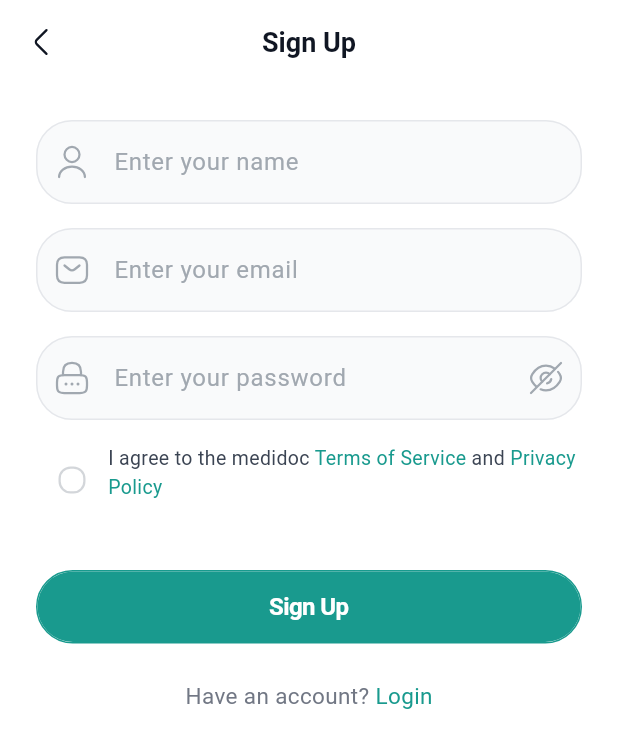
After one commit to AbdurahmonAbdurasul/medics, a Flutter app: the SignUp screen opened directly, on a phone screen of 412 x 824 dp. The commit adds this screen. Shown: the top 748 px of the screen. Run offline on Flutter 3.47's test engine with Material 3 defaults, Android fonts, the phone set to English and light mode, and no system bars; our stand-ins replace flutter_svg.

Commit message:
sign up page added

```diff
--- a/lib/functions/app_dialogs.dart
+++ b/lib/functions/app_dialogs.dart
@@ -4,7 +4,9 @@ import 'package:flutter_svg/flutter_svg.dart';
 import 'package:medics/widgets/custom_button_widget.dart';
 
 class AppDialogs {
-  static showSuccesDialog(BuildContext context) => showDialog(
+  static showSuccesDialog(BuildContext context, String title, String subtitle,
+          String buttonText, Function() function) =>
+      showDialog(
           context: context,
           builder: (BuildContext context) {
             return BackdropFilter(
@@ -17,18 +19,18 @@ class AppDialogs {
                   width: 102,
                   height: 102,
                 ),
-            title: const Text(
-              "Yeay! Welcome Back",
-              style: TextStyle(
+                title: Text(
+                  title,
+                  style: const TextStyle(
                     fontWeight: FontWeight.w700,
                     fontSize: 20,
                     color: Color(0xFF101623),
                   ),
                 ),
-            content: const Text(
-              "Once again you login successfully \ninto medidoc app",
+                content: Text(
+                  subtitle,
                   textAlign: TextAlign.center,
-              style: TextStyle(
+                  style: const TextStyle(
                     fontWeight: FontWeight.w400,
                     fontSize: 16,
                     color: Color(0xFFA1A8B0),
@@ -37,38 +39,13 @@ class AppDialogs {
                 actionsAlignment: MainAxisAlignment.center,
                 alignment: Alignment.center,
                 actions: [
-              CustomButtonWidget(
-                title: "Go to home",
-                onTap: () {},
+                  SizedBox(
+                    width: 190,
+                    child: CustomButtonWidget(
+                      title: buttonText,
+                      onTap: function,
+                    ),
                   )
-              // Center(
-              //   child: InkWell(
-              //     onTap: () {
-              //       Navigator.of(context).pushReplacement(
-              //         MaterialPageRoute(
-              //           builder: (context) => const Onbording(),
-              //         ),
-              //       );
-              //     },
-              //     child: Container(
-              //       alignment: Alignment.center,
-              //       width: 183,
-              //       height: 56,
-              //       decoration: BoxDecoration(
-              //         borderRadius: BorderRadius.circular(32),
-              //         color: const Color(0xFF199A8E),
-              //       ),
-              //       child: const Text(
-              //         "Go to home",
-              //         style: TextStyle(
-              //           color: Color(0xFFFFFFFF),
-              //           fontSize: 16,
-              //           fontWeight: FontWeight.w600,
-              //         ),
-              //       ),
-              //     ),
-              //   ),
-              // )
                 ],
               ),
             );
--- a/lib/pages/login_page.dart
+++ b/lib/pages/login_page.dart
@@ -1,7 +1,8 @@
 import 'package:flutter/material.dart';
-import 'package:flutter/widgets.dart';
+
 import 'package:flutter_svg/flutter_svg.dart';
 import 'package:medics/pages/onbording.dart';
+
 import 'package:medics/widgets/custom_button_widget.dart';
 import 'package:medics/widgets/sign_in_with_widgets.dart';
 import '../functions/app_dialogs.dart';
@@ -91,6 +92,8 @@ class _LoginPageState extends State<LoginPage> {
                   }
                 },
                 decoration: InputDecoration(
+                  filled: true,
+                  fillColor: const Color(0xFFF9FAFB),
                   prefixIcon: Container(
                     height: 40,
                     width: 40,
@@ -157,6 +160,8 @@ class _LoginPageState extends State<LoginPage> {
                 textInputAction: TextInputAction.done,
                 keyboardType: TextInputType.emailAddress,
                 decoration: InputDecoration(
+                  filled: true,
+                  fillColor: const Color(0xFFF9FAFB),
                   prefixIcon: Container(
                     width: 40,
                     height: 40,
@@ -219,6 +224,7 @@ class _LoginPageState extends State<LoginPage> {
                     setState(() {
                       isPasswordCorrect = true;
                     });
+                    return "";
                   }
                 },
                 onChanged: (value) {
@@ -373,7 +379,14 @@ class _LoginPageState extends State<LoginPage> {
       setState(() {
         isPassword = true;
       });
-      AppDialogs.showSuccesDialog(context);
+      AppDialogs.showSuccesDialog(
+        context,
+        "Yeay! Welcome Back",
+        "Once again you login successfully \ninto medidoc app",
+        "Go to home",
+        () => Navigator.of(context).pushReplacement(
+            MaterialPageRoute(builder: (ctx) => const Onbording())),
+      );
     }
   }
 }
--- a/lib/pages/onbording.dart
+++ b/lib/pages/onbording.dart
@@ -1,6 +1,7 @@
 import 'package:flutter/material.dart';
 import 'package:flutter_svg/flutter_svg.dart';
 import 'package:medics/pages/login_page.dart';
+import 'package:medics/pages/sign_up_page.dart';
 import 'package:medics/widgets/custom_button_widget.dart';
 
 class Onbording extends StatelessWidget {
@@ -63,10 +64,10 @@ class Onbording extends StatelessWidget {
                     height: 16,
                   ),
                   CustomButtonWidget(
-                    title: "Go to home",
+                    title: "Login",
                     onTap: () {
-                      Navigator.of(context).push(
-                          MaterialPageRoute(builder: (context) =>const LoginPage()));
+                      Navigator.of(context).push(MaterialPageRoute(
+                          builder: (context) => const LoginPage()));
                     },
                   ),
                   const SizedBox(height: 12),
@@ -74,7 +75,13 @@ class Onbording extends StatelessWidget {
                     title: "Sign Up",
                     color: Colors.white,
                     textColor: const Color(0xFF199A8E),
-                    onTap: () {},
+                    onTap: () {
+                      Navigator.of(context).push(
+                        MaterialPageRoute(
+                          builder: (context) => SignUp(),
+                        ),
+                      );
+                    },
                   ),
                 ],
               ),
--- /dev/null
+++ b/lib/pages/sign_up_page.dart
@@ -0,0 +1,396 @@
+import 'package:flutter/material.dart';
+import 'package:flutter_svg/flutter_svg.dart';
+import 'package:medics/functions/app_dialogs.dart';
+import 'package:medics/pages/login_page.dart';
+import 'package:medics/widgets/custom_button_widget.dart';
+
+class SignUp extends StatefulWidget {
+ const SignUp({super.key});
+
+  @override
+  State<SignUp> createState() => _SignUpState();
+}
+
+class _SignUpState extends State<SignUp> {
+  final _formKey = GlobalKey<FormState>();
+
+  final TextEditingController _nameController = TextEditingController();
+
+  final TextEditingController _emailContoller = TextEditingController();
+
+  final TextEditingController _passwordController = TextEditingController();
+  bool isChecked = false;
+  bool isNameValidate = false;
+  bool isEmailValidate = false;
+  bool isPasswordValidate = false;
+  bool seePassword = true;
+
+  @override
+  Widget build(BuildContext context) {
+    return Scaffold(
+      backgroundColor: const Color(0xFFFFFFFF),
+      appBar: AppBar(
+        automaticallyImplyLeading: false,
+        backgroundColor: const Color(0xFFFFFFFF),
+        elevation: 0,
+        scrolledUnderElevation: 0,
+        centerTitle: true,
+        title: const Text(
+          "Sign Up",
+          style: TextStyle(
+              fontSize: 18,
+              fontWeight: FontWeight.w700,
+              color: Color(0xFF101623)),
+        ),
+        leading: InkWell(
+          onTap: () => Navigator.of(context).pop(),
+          child: Container(
+            width: 40,
+            height: 40,
+            alignment: Alignment.center,
+            padding: const EdgeInsets.all(8),
+            child: SvgPicture.asset(
+              "assets/icons/arrow-left.svg",
+              width: 24,
+              height: 24,
+            ),
+          ),
+        ),
+      ),
+      body: Form(
+        key: _formKey,
+        child: Container(
+          padding: const EdgeInsets.all(24),
+          child: Column(
+            children: [
+              TextFormField(
+                keyboardType: TextInputType.name,
+                decoration: InputDecoration(
+                  hintText: "Enter your name",
+                  hintStyle: const TextStyle(
+                    color: Color(0xFFA1A8B0),
+                    fontSize: 16,
+                    fontWeight: FontWeight.w400,
+                  ),
+                  filled: true,
+                  fillColor: const Color(0xFFF9FAFB),
+                  prefixIcon: Container(
+                    width: 40,
+                    height: 40,
+                    alignment: Alignment.center,
+                    child: SvgPicture.asset("assets/icons/user.svg",
+                        width: 24,
+                        height: 24,
+                        color: isNameValidate
+                            ? const Color(0xFF199A8E)
+                            : const Color(0xFFA1A8B0)),
+                  ),
+                  border: OutlineInputBorder(
+                      borderRadius: BorderRadius.circular(24),
+                      borderSide:
+                          const BorderSide(color: Color(0xFFE5E7EB), width: 1)),
+                  errorBorder: OutlineInputBorder(
+                      borderRadius: BorderRadius.circular(24),
+                      borderSide:
+                          const BorderSide(color: Colors.red, width: 2)),
+                  focusedBorder: OutlineInputBorder(
+                    borderRadius: BorderRadius.circular(24),
+                    borderSide:
+                        const BorderSide(color: Color(0xFFE5E7EB), width: 2),
+                  ),
+                  enabledBorder: OutlineInputBorder(
+                    borderRadius: BorderRadius.circular(24),
+                    borderSide:
+                        const BorderSide(width: 1, color: Color(0xFFE5E7EB)),
+                  ),
+                ),
+                controller: _nameController,
+                textInputAction: TextInputAction.next,
+                validator: (value) {
+                  if (value == null || value.isEmpty) {
+                    return "Please,enter your name";
+                  } else if (value.length < 3) {
+                    return "Enter correct name";
+                  }
+                },
+                style: const TextStyle(
+                    fontSize: 16,
+                    fontWeight: FontWeight.w500,
+                    color: Color(0xFF101623)),
+                onChanged: (value) {
+                  if (_formKey.currentState!.validate()) {
+                    setState(() {
+                      isNameValidate = true;
+                    });
+                    _formKey.currentState!.save();
+                  } else {
+                    setState(() {
+                      isNameValidate = false;
+                    });
+                  }
+                },
+              ),
+              const SizedBox(height: 16),
+              TextFormField(
+                keyboardType: TextInputType.emailAddress,
+                decoration: InputDecoration(
+                    hintText: "Enter your email",
+                    hintStyle: const TextStyle(
+                      color: Color(0xFFA1A8B0),
+                      fontSize: 16,
+                      fontWeight: FontWeight.w400,
+                    ),
+                    filled: true,
+                    fillColor: const Color(0xFFF9FAFB),
+                    prefixIcon: Container(
+                      width: 40,
+                      height: 40,
+                      alignment: Alignment.center,
+                      child: SvgPicture.asset(
+                        "assets/icons/sms.svg",
+                        width: 24,
+                        height: 24,
+                        color: isEmailValidate
+                            ? const Color(0xFF199A8E)
+                            : const Color(0xFFA1A8B0),
+                      ),
+                    ),
+                    border: OutlineInputBorder(
+                        borderRadius: BorderRadius.circular(24),
+                        borderSide: const BorderSide(
+                            color: Color(0xFFE5E7EB), width: 1)),
+                    errorBorder: OutlineInputBorder(
+                        borderRadius: BorderRadius.circular(24),
+                        borderSide:
+                            const BorderSide(color: Colors.red, width: 2)),
+                    focusedBorder: OutlineInputBorder(
+                        borderRadius: BorderRadius.circular(24),
+                        borderSide: const BorderSide(
+                            color: Color(0xFFE5E7EB), width: 2)),
+                    enabledBorder: OutlineInputBorder(
+                      borderRadius: BorderRadius.circular(24),
+                      borderSide:
+                          const BorderSide(width: 1, color: Color(0xFFE5E7EB)),
+                    ),
+                    suffixIcon: Container(
+                        width: 40,
+                        height: 40,
+                        alignment: Alignment.center,
+                        child: isEmailValidate
+                            ? SvgPicture.asset(
+                                "assets/icons/check.svg",
+                                width: 16,
+                                height: 16,
+                              )
+                            : const SizedBox())),
+                controller: _emailContoller,
+                textInputAction: TextInputAction.next,
+                validator: (value) {
+                  if (value == null || value.isEmpty) {
+                    return "Please,enter your email";
+                  } else if (!value.contains("@")) {
+                    return "Enter correct email";
+                  }
+                },
+                style: const TextStyle(
+                    fontSize: 16,
+                    fontWeight: FontWeight.w500,
+                    color: Color(0xFF101623)),
+                onChanged: (value) {
+                  if (_formKey.currentState!.validate()) {
+                    setState(() {
+                      isEmailValidate = true;
+                    });
+                    _formKey.currentState!.save();
+                  } else {
+                    setState(() {
+                      isEmailValidate = false;
+                    });
+                  }
+                },
+              ),
+              const SizedBox(height: 16),
+              TextFormField(
+                obscureText: seePassword,
+                keyboardType: TextInputType.visiblePassword,
+                decoration: InputDecoration(
+                    hintText: "Enter your password",
+                    hintStyle: const TextStyle(
+                      color: Color(0xFFA1A8B0),
+                      fontSize: 16,
+                      fontWeight: FontWeight.w400,
+                    ),
+                    filled: true,
+                    fillColor: const Color(0xFFF9FAFB),
+                    prefixIcon: Container(
+                      width: 40,
+                      height: 40,
+                      alignment: Alignment.center,
+                      child: SvgPicture.asset(
+                        "assets/icons/password.svg",
+                        width: 24,
+                        height: 24,
+                        color: isPasswordValidate
+                            ? const Color(0xFF199A8E)
+                            : const Color(0xFFA1A8B0),
+                      ),
+                    ),
+                    border: OutlineInputBorder(
+                        borderRadius: BorderRadius.circular(24),
+                        borderSide: const BorderSide(
+                            color: Color(0xFFE5E7EB), width: 1)),
+                    errorBorder: OutlineInputBorder(
+                        borderRadius: BorderRadius.circular(24),
+                        borderSide:
+                            const BorderSide(color: Colors.red, width: 2)),
+                    focusedBorder: OutlineInputBorder(
+                        borderRadius: BorderRadius.circular(24),
+                        borderSide: const BorderSide(
+                            color: Color(0xFFE5E7EB), width: 2)),
+                    enabledBorder: OutlineInputBorder(
+                      borderRadius: BorderRadius.circular(24),
+                      borderSide:
+                          const BorderSide(width: 1, color: Color(0xFFE5E7EB)),
+                    ),
+                    suffixIcon: InkWell(
+                      onTap: () {
+                        setState(() {
+                          seePassword = !seePassword;
+                        });
+                      },
+                      child: Container(
+                        width: 40,
+                        height: 40,
+                        alignment: Alignment.center,
+                        child: SvgPicture.asset(
+                          "assets/icons/eye_slash.svg",
+                          width: 24,
+                          height: 24,
+                        ),
+                      ),
+                    )),
+                controller: _passwordController,
+                textInputAction: TextInputAction.done,
+                validator: (value) {
+                  if (value == null || value.isEmpty) {
+                    return "Please,enter your password";
+                  } else if (value.length <= 6) {
+                    return "Enter at least 6 symbols";
+                  }
+                },
+                style: const TextStyle(
+                    fontSize: 16,
+                    fontWeight: FontWeight.w500,
+                    color: Color(0xFF101623)),
+                onChanged: (value) {
+                  if (_formKey.currentState!.validate()) {
+                    setState(() {
+                      isPasswordValidate = true;
+                    });
+                    _formKey.currentState!.save();
+                  } else {
+                    isPasswordValidate = false;
+                  }
+                },
+              ),
+              const SizedBox(height: 16),
+              Row(
+                crossAxisAlignment: CrossAxisAlignment.start,
+                mainAxisAlignment: MainAxisAlignment.center,
+                children: [
+                  Checkbox(
+                      splashRadius: 0,
+                      side: const BorderSide(
+                          width: 1.5, color: Color(0xFFD3D6DA)),
+                      shape: RoundedRectangleBorder(
+                          borderRadius: BorderRadius.circular(8)),
+                      value: isChecked,
+                      activeColor: Colors.white,
+                      checkColor: const Color(0xFF199A8E),
+                      onChanged: (bool? value) {
+                        setState(() {
+                          isChecked = value!;
+                        });
+                      }),
+                  const Expanded(
+                    child: Text.rich(
+                      TextSpan(
+                        children: [
+                          TextSpan(
+                              text: "I agree to the medidoc ",
+                              style: TextStyle(
+                                color: Color(0xFF3B4453),
+                                fontSize: 13,
+                                fontWeight: FontWeight.w400,
+                              )),
+                          TextSpan(
+                              text: "Terms of Service ",
+                              style: TextStyle(
+                                color: Color(0xFF199A8E),
+                                fontSize: 13,
+                                fontWeight: FontWeight.w400,
+                              )),
+                          TextSpan(
+                              text: "and ",
+                              style: TextStyle(
+                                color: Color(0xFF3B4453),
+                                fontSize: 13,
+                                fontWeight: FontWeight.w400,
+                              )),
+                          TextSpan(
+                              text: "Privacy Policy",
+                              style: TextStyle(
+                                color: Color(0xFF199A8E),
+                                fontSize: 13,
+                                fontWeight: FontWeight.w400,
+                              )),
+                        ],
+                      ),
+                    ),
+                  ),
+                ],
+              ),
+              const SizedBox(height: 36),
+              Column(crossAxisAlignment: CrossAxisAlignment.stretch, children: [
+                CustomButtonWidget(
+                    title: "Sign Up",
+                    onTap: () {
+                      if (_formKey.currentState!.validate()) {
+                        _formKey.currentState!.save();
+                        AppDialogs.showSuccesDialog(
+                            context,
+                            "Succes",
+                            "Your account has been succesfully registered",
+                            "Login",
+                            () => Navigator.of(context).pushReplacement(
+                                MaterialPageRoute(
+                                    builder: (ctx) => const LoginPage())));
+                      }
+                    }),
+              ]),
+              const SizedBox(height: 24),
+              const Text.rich(
+                TextSpan(
+                  children: [
+                    TextSpan(
+                        text: "Have an account? ",
+                        style: TextStyle(
+                            color: Color(0xFF717784),
+                            fontSize: 15,
+                            fontWeight: FontWeight.w400)),
+                    TextSpan(
+                        text: "Login",
+                        style: TextStyle(
+                            color: Color(0xFF199A8E),
+                            fontSize: 15,
+                            fontWeight: FontWeight.w400))
+                  ],
+                ),
+              )
+            ],
+          ),
+        ),
+      ),
+    );
+  }
+}
```
Also changed, not shown: assets/icons/user.svg (added). Lines whose indentation alone changed are shown as unchanged.
